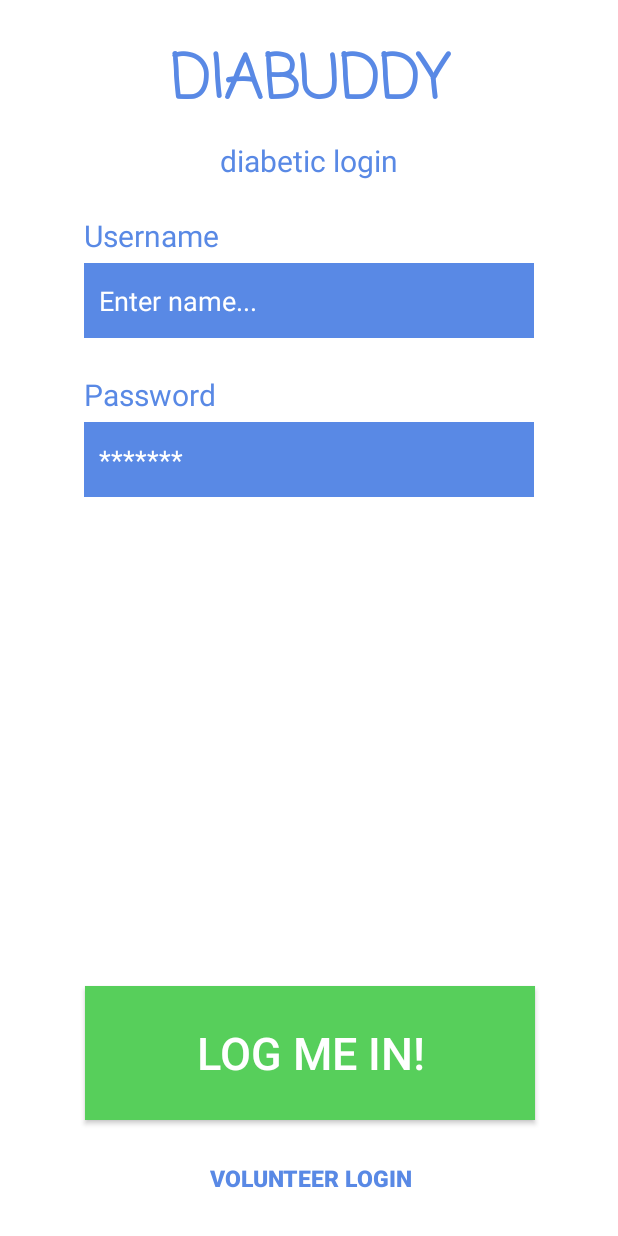
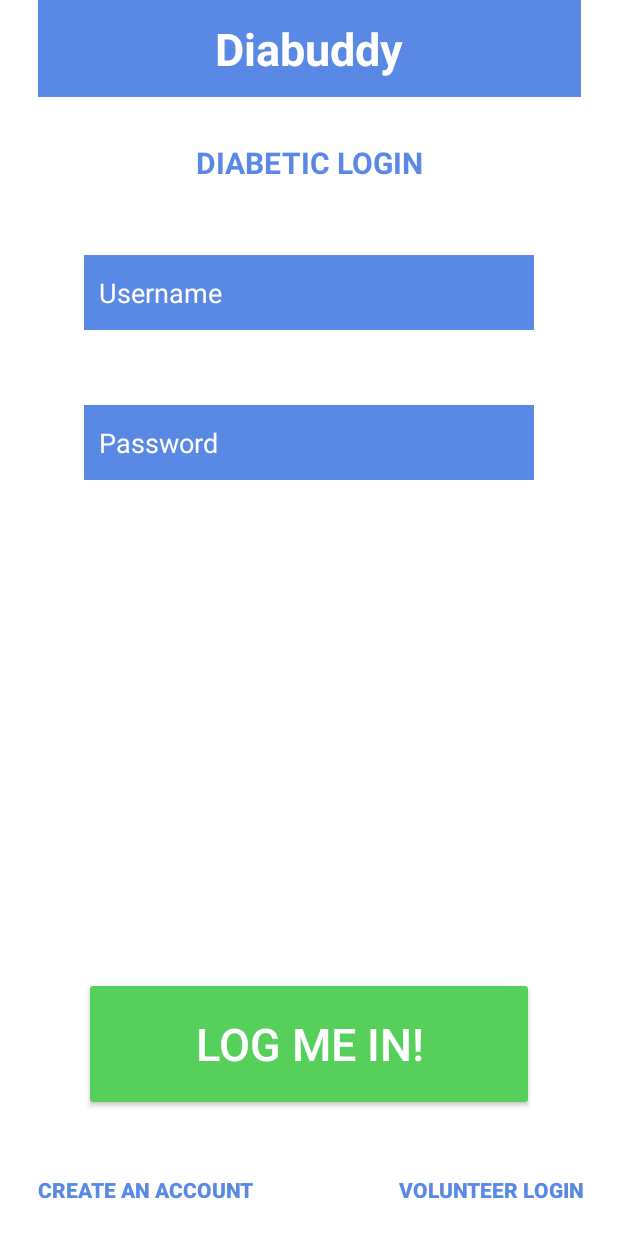
Before and after one commit to PeterJamesO/Diabuddy, an Android app: the screen it shows after launch (MainActivity), on a phone screen of 412 x 824 dp. Run offline under Robolectric (Android 15) with nearby library versions, the phone set to English and light mode, and no system bars.

Commit message:
Main Login   - Updated layout
Added Easter Egg
  - Easter egg added to logo on main screen
  - Added babygiveitup.mp3
  - Added scream.mp3

```diff
--- a/app/src/main/java/whsct/test/MainActivity.java
+++ b/app/src/main/java/whsct/test/MainActivity.java
@@ -68,4 +68,10 @@ public class MainActivity extends AppCompatActivity {
             return false;
         }
     }
+
+    public void createAccount(View view) {
+        // Go to main menu
+        Intent intent = new Intent(this, newAccount.class);
+        startActivity(intent);
+    }
 }
--- a/app/src/main/java/whsct/test/MainMenu.java
+++ b/app/src/main/java/whsct/test/MainMenu.java
@@ -5,6 +5,7 @@ import android.content.Context;
 import android.content.Intent;
 import android.content.pm.ActivityInfo;
 import android.content.pm.PackageManager;
+import android.media.MediaPlayer;
 import android.net.Uri;
 import android.support.v4.app.ActivityCompat;
 import android.support.v4.content.ContextCompat;
@@ -15,6 +16,7 @@ import android.telephony.TelephonyManager;
 import android.util.Log;
 import android.view.View;
 import android.widget.Button;
+import android.widget.ImageView;
 import android.widget.TextView;
 
 import java.net.URISyntaxException;
@@ -22,6 +24,7 @@ import java.net.URISyntaxException;
 public class MainMenu extends AppCompatActivity {
     public static final String NAME = "com.whsct.MESSAGE";
     Context context = this;
+    MediaPlayer mediaPlayer;
 
     @Override
     protected void onCreate(Bundle savedInstanceState) {
@@ -34,6 +37,15 @@ public class MainMenu extends AppCompatActivity {
         String message = intent.getStringExtra(MainActivity.NAME);
         TextView name = (TextView) findViewById(R.id.welcomeText);
         name.setText(message);
+
+        ImageView image = (ImageView) findViewById(R.id.imageView3);
+        image.setOnClickListener(new View.OnClickListener() {
+            @Override
+            public void onClick(View v) {
+                MediaPlayer mp = MediaPlayer.create(context, R.raw.babygiveitup);
+                mp.start();
+            }
+        });
     }
 
     public void callButton(View view) {
@@ -109,6 +121,4 @@ public class MainMenu extends AppCompatActivity {
             }
         }
     }
-
-
 }
--- a/app/src/main/java/whsct/test/settingMenu.java
+++ b/app/src/main/java/whsct/test/settingMenu.java
@@ -9,7 +9,6 @@ import android.widget.EditText;
 
 public class settingMenu extends AppCompatActivity {
     //Doctor Number
-    Doctor doc1 = new Doctor();
     public static final String DOCNUM = "com.whsct.NUMBER";
 
 
@@ -28,7 +27,6 @@ public class settingMenu extends AppCompatActivity {
         // Doc Num
         EditText editText = (EditText) findViewById(R.id.numberContent);
         String message = editText.getText().toString();
-        doc1.setDoctorNumber(message);
         startActivity(intent);
     }
 
--- a/app/src/main/res/layout/activity_main.xml
+++ b/app/src/main/res/layout/activity_main.xml
@@ -11,66 +11,47 @@
 
     <!-- Title -->
     <!--Title text - Diabuddy -->
+
+    <!--Subtitle text - Diabetic Login -->
     <TextView
-        android:id="@+id/titletext"
-        android:layout_width="198dp"
-        android:layout_height="61dp"
-        android:fontFamily="casual"
-        android:text="DIABUDDY"
+        android:id="@+id/textView26"
+        android:layout_width="362dp"
+        android:layout_height="0dp"
+        android:layout_marginTop="0dp"
+        android:background="#5989e5"
+        android:minWidth="250dp"
+        android:paddingBottom="12dp"
+        android:paddingTop="12dp"
+        android:text="Diabuddy"
         android:textAlignment="center"
-        android:textColor="#5989e5"
-        android:textSize="40sp"
+        android:textAllCaps="false"
+        android:textColor="#ffffff"
+        android:textSize="30sp"
         android:textStyle="bold"
         app:layout_constraintLeft_toLeftOf="parent"
         app:layout_constraintRight_toRightOf="parent"
-        app:layout_constraintTop_toTopOf="parent"
-        android:layout_marginTop="24dp"
-        app:layout_constraintHorizontal_bias="0.502" />
+        app:layout_constraintTop_toTopOf="parent" />
 
-    <!--Subtitle text - Diabetic Login -->
     <TextView
         android:id="@+id/subtitletext"
-        android:layout_width="121dp"
-        android:layout_height="26dp"
-        android:layout_marginTop="8dp"
+        android:layout_width="152dp"
+        android:layout_height="25dp"
+        android:layout_marginTop="30dp"
         android:text="diabetic login"
         android:textAlignment="center"
+        android:textAllCaps="true"
         android:textColor="#5989e5"
         android:textSize="20sp"
-        android:textStyle="normal"
-        app:layout_constraintHorizontal_bias="0.501"
+        android:textStyle="normal|bold"
         app:layout_constraintLeft_toLeftOf="parent"
         app:layout_constraintRight_toRightOf="parent"
-        app:layout_constraintTop_toBottomOf="@+id/titletext" />
+        app:layout_constraintTop_toBottomOf="@+id/textView26" />
 
 
     <!-- Text -->
     <!-- Username -->
-    <TextView
-        android:id="@+id/passwordtext"
-        android:layout_width="90dp"
-        android:layout_height="24dp"
-        android:layout_marginEnd="2dp"
-        android:text="Password"
-        android:textColor="#5989e5"
-        android:textSize="20sp"
-        android:layout_marginTop="24dp"
-        app:layout_constraintTop_toBottomOf="@+id/usernamefield"
-        android:layout_marginLeft="0dp"
-        app:layout_constraintLeft_toLeftOf="@+id/passwordfield" />
 
     <!-- Password -->
-    <TextView
-        android:id="@+id/usertext"
-        android:layout_width="91dp"
-        android:layout_height="24dp"
-        android:text="Username"
-        android:textColor="#5989e5"
-        android:textSize="20sp"
-        android:layout_marginTop="24dp"
-        app:layout_constraintTop_toBottomOf="@+id/subtitletext"
-        android:layout_marginLeft="0dp"
-        app:layout_constraintLeft_toLeftOf="@+id/usernamefield" />
 
 
     <!-- Fields -->
@@ -79,10 +60,10 @@
         android:id="@+id/usernamefield"
         android:layout_width="300dp"
         android:layout_height="50dp"
-        android:layout_marginTop="8dp"
+        android:layout_marginTop="50dp"
         android:background="#5989e5"
         android:ems="10"
-        android:hint="Enter name..."
+        android:hint="Username"
         android:inputType="textPersonName"
         android:paddingLeft="10dp"
         android:textAlignment="viewStart"
@@ -90,24 +71,24 @@
         android:textColorHint="#ffffff"
         app:layout_constraintLeft_toLeftOf="parent"
         app:layout_constraintRight_toRightOf="parent"
-        app:layout_constraintTop_toBottomOf="@+id/usertext" />
+        app:layout_constraintTop_toBottomOf="@+id/subtitletext" />
 
     <!-- Password Field -->
     <EditText
         android:id="@+id/passwordfield"
         android:layout_width="300dp"
         android:layout_height="50dp"
-        android:layout_marginTop="8dp"
+        android:layout_marginTop="50dp"
         android:background="#5989e5"
         android:ems="10"
-        android:hint="*******"
+        android:hint="Password"
         android:inputType="textPassword"
         android:paddingLeft="10dp"
         android:textColor="#FFFFFF"
         android:textColorHint="#ffffff"
         app:layout_constraintLeft_toLeftOf="parent"
         app:layout_constraintRight_toRightOf="parent"
-        app:layout_constraintTop_toBottomOf="@+id/passwordtext" />
+        app:layout_constraintTop_toBottomOf="@+id/usernamefield" />
 
 
     <!--Login Button -->
@@ -116,16 +97,15 @@
         android:id="@+id/callButton"
         android:layout_width="300dp"
         android:layout_height="89dp"
-        android:background="#57cf5b"
+        android:backgroundTint="#57cf5b"
         android:onClick="loginButton"
         android:text="Log Me In!"
         android:textColor="#ffffff"
         android:textSize="30sp"
         app:layout_constraintLeft_toLeftOf="parent"
         app:layout_constraintRight_toRightOf="parent"
-        android:layout_marginBottom="16dp"
-        app:layout_constraintBottom_toTopOf="@+id/volunteerbutton"
-        app:layout_constraintHorizontal_bias="0.504" />
+        android:layout_marginBottom="30dp"
+        app:layout_constraintBottom_toTopOf="@+id/button6" />
 
     <!-- Volunteer Switch Button -->
     <Button
@@ -133,24 +113,42 @@
         style="@style/Widget.AppCompat.Button.Borderless"
         android:layout_width="153dp"
         android:layout_height="45dp"
+        android:layout_marginBottom="8dp"
         android:background="#ffffff"
         android:onClick="changeVolunteerButton"
         android:text="Volunteer Login"
         android:textColor="#5989e5"
-        android:textSize="15sp"
+        android:textSize="14sp"
         android:textStyle="bold"
-        app:layout_constraintLeft_toLeftOf="parent"
-        app:layout_constraintRight_toRightOf="parent"
-        app:layout_constraintHorizontal_bias="0.503"
         app:layout_constraintBottom_toBottomOf="parent"
-        android:layout_marginBottom="16dp" />
+        android:layout_marginRight="8dp"
+        app:layout_constraintRight_toRightOf="parent" />
+
+    <Button
+        android:id="@+id/button6"
+        style="@style/Widget.AppCompat.Button.Borderless"
+        android:layout_width="178dp"
+        android:layout_height="45dp"
+        android:layout_marginBottom="8dp"
+        android:layout_marginLeft="8dp"
+        android:background="#ffffff"
+        android:onClick="createAccount"
+        android:text="Create An Account"
+        android:textColor="#5989e5"
+        android:textSize="14sp"
+        android:textStyle="bold"
+        app:layout_constraintBottom_toBottomOf="parent"
+        app:layout_constraintLeft_toLeftOf="parent" />
 
     <TextView
         android:id="@+id/validationMsg"
         android:layout_width="wrap_content"
         android:layout_height="wrap_content"
-        android:layout_marginTop="24dp"
+        android:layout_marginBottom="20dp"
+        android:layout_marginTop="20dp"
         android:text="TextView"
+        android:textSize="18sp"
+        app:layout_constraintBottom_toTopOf="@+id/callButton"
         app:layout_constraintLeft_toLeftOf="parent"
         app:layout_constraintRight_toRightOf="parent"
         app:layout_constraintTop_toBottomOf="@+id/passwordfield" />
```
Also changed, not shown: 2 other files.
